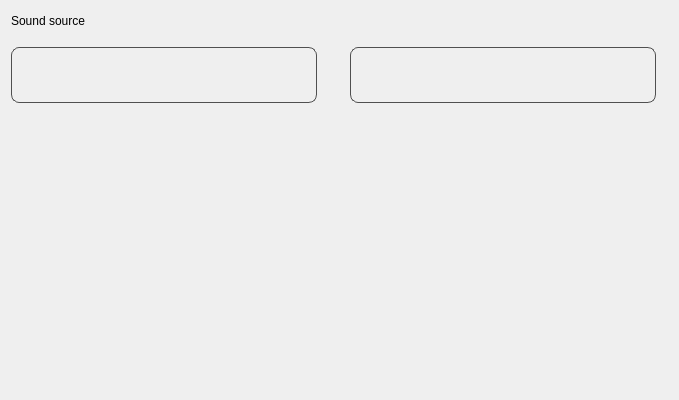
Before: the Qt Designer form widget/Setting/SoundBot/WSoundSourcePage.ui in yechaoGitHub/AI, drawn with Qt 5.
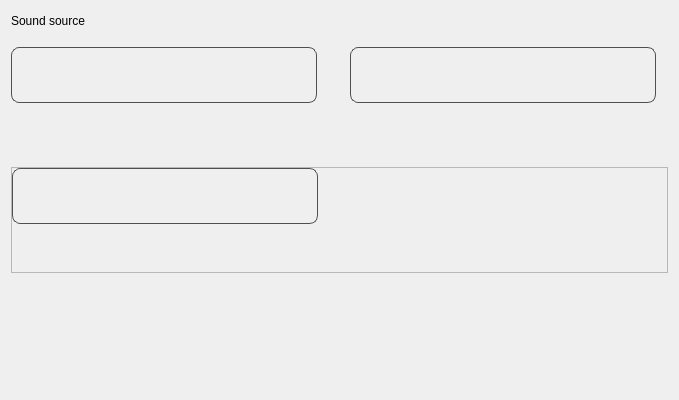
After: the same form once the commit is applied. Icons and pictures are not drawn. Custom widgets are drawn as their Qt base class.

Commit message: ui修改， monitor dev

Diff of the .ui file:
```diff
--- a/widget/Setting/SoundBot/WSoundSourcePage.ui
+++ b/widget/Setting/SoundBot/WSoundSourcePage.ui
@@ -22,7 +22,7 @@
 	font: 16px &quot;微软雅黑&quot;;
 }
 
-QFrame#frame1,#frame2{
+QFrame#frame1,#frame2,#frame3{
 	border-radius:8px;
 	border:1px solid #505050;
 }
@@ -33,7 +33,7 @@
     background-repeat: no-repeat;
 }
 
-QPushButton#pb_1{
+QPushButton#pb_1,#pb_3{
 	background-image: url(:/QtTest/icon/Setting/soundbot/speak.png);
 }
 
@@ -41,7 +41,7 @@
 	background-image: url(:/QtTest/icon/Setting/soundbot/mic.png);
 }
 
-QPushButton#pb_speak{
+QPushButton#pb_speak,#pb_monitor{
 	background-image: url(:/QtTest/icon/Setting/soundbot/speak_btn.png);
 }
 
@@ -313,6 +313,154 @@
      </item>
     </layout>
    </item>
+   <item>
+    <widget class="QFrame" name="frame">
+     <property name="frameShape">
+      <enum>QFrame::StyledPanel</enum>
+     </property>
+     <property name="frameShadow">
+      <enum>QFrame::Raised</enum>
+     </property>
+     <layout class="QHBoxLayout" name="horizontalLayout_8">
+      <property name="spacing">
+       <number>0</number>
+      </property>
+      <property name="leftMargin">
+       <number>0</number>
+      </property>
+      <property name="topMargin">
+       <number>0</number>
+      </property>
+      <property name="rightMargin">
+       <number>0</number>
+      </property>
+      <property name="bottomMargin">
+       <number>0</number>
+      </property>
+      <item>
+       <layout class="QVBoxLayout" name="verticalLayout_3">
+        <property name="spacing">
+         <number>16</number>
+        </property>
+        <item>
+         <widget class="QFrame" name="frame3">
+          <property name="minimumSize">
+           <size>
+            <width>306</width>
+            <height>56</height>
+           </size>
+          </property>
+          <property name="maximumSize">
+           <size>
+            <width>306</width>
+            <height>56</height>
+           </size>
+          </property>
+          <property name="frameShape">
+           <enum>QFrame::StyledPanel</enum>
+          </property>
+          <property name="frameShadow">
+           <enum>QFrame::Raised</enum>
+          </property>
+          <layout class="QHBoxLayout" name="horizontalLayout_6">
+           <property name="topMargin">
+            <number>0</number>
+           </property>
+           <property name="bottomMargin">
+            <number>0</number>
+           </property>
+           <item>
+            <widget class="QPushButton" name="pb_3">
+             <property name="minimumSize">
+              <size>
+               <width>16</width>
+               <height>16</height>
+              </size>
+             </property>
+             <property name="maximumSize">
+              <size>
+               <width>16</width>
+               <height>16</height>
+              </size>
+             </property>
+             <property name="text">
+              <string/>
+             </property>
+            </widget>
+           </item>
+           <item>
+            <widget class="QComboBox" name="cbMonitor">
+             <property name="minimumSize">
+              <size>
+               <width>0</width>
+               <height>40</height>
+              </size>
+             </property>
+             <property name="styleSheet">
+              <string notr="true"/>
+             </property>
+            </widget>
+           </item>
+          </layout>
+         </widget>
+        </item>
+        <item>
+         <layout class="QHBoxLayout" name="horizontalLayout_7">
+          <item>
+           <widget class="QPushButton" name="pb_monitor">
+            <property name="minimumSize">
+             <size>
+              <width>32</width>
+              <height>32</height>
+             </size>
+            </property>
+            <property name="maximumSize">
+             <size>
+              <width>32</width>
+              <height>32</height>
+             </size>
+            </property>
+            <property name="text">
+             <string/>
+            </property>
+           </widget>
+          </item>
+          <item>
+           <widget class="WSoundLine" name="widget_3" native="true">
+            <property name="minimumSize">
+             <size>
+              <width>0</width>
+              <height>32</height>
+             </size>
+            </property>
+            <property name="maximumSize">
+             <size>
+              <width>16777215</width>
+              <height>32</height>
+             </size>
+            </property>
+           </widget>
+          </item>
+         </layout>
+        </item>
+       </layout>
+      </item>
+      <item>
+       <spacer name="horizontalSpacer">
+        <property name="orientation">
+         <enum>Qt::Horizontal</enum>
+        </property>
+        <property name="sizeHint" stdset="0">
+         <size>
+          <width>40</width>
+          <height>20</height>
+         </size>
+        </property>
+       </spacer>
+      </item>
+     </layout>
+    </widget>
+   </item>
    <item>
     <spacer name="verticalSpacer">
      <property name="orientation">
```
The commit also changes 10 other files.
